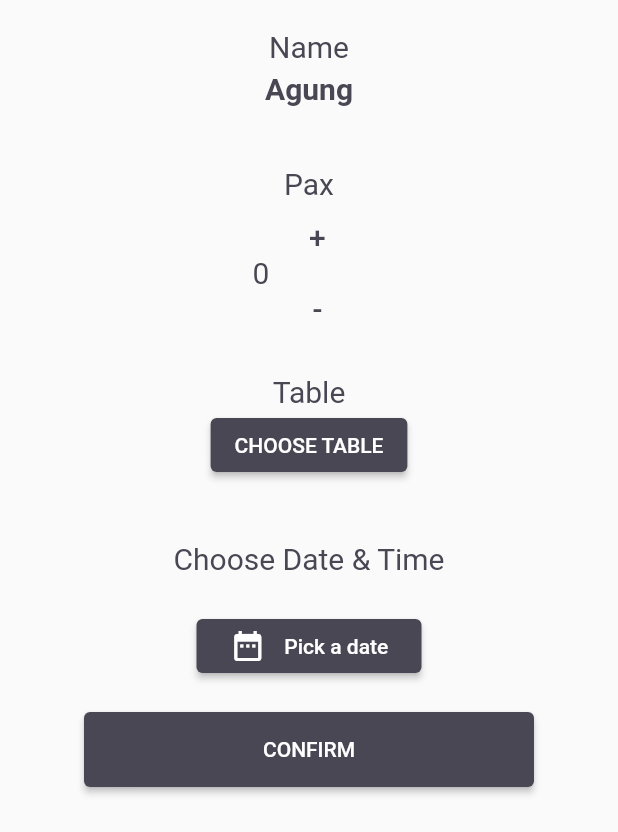
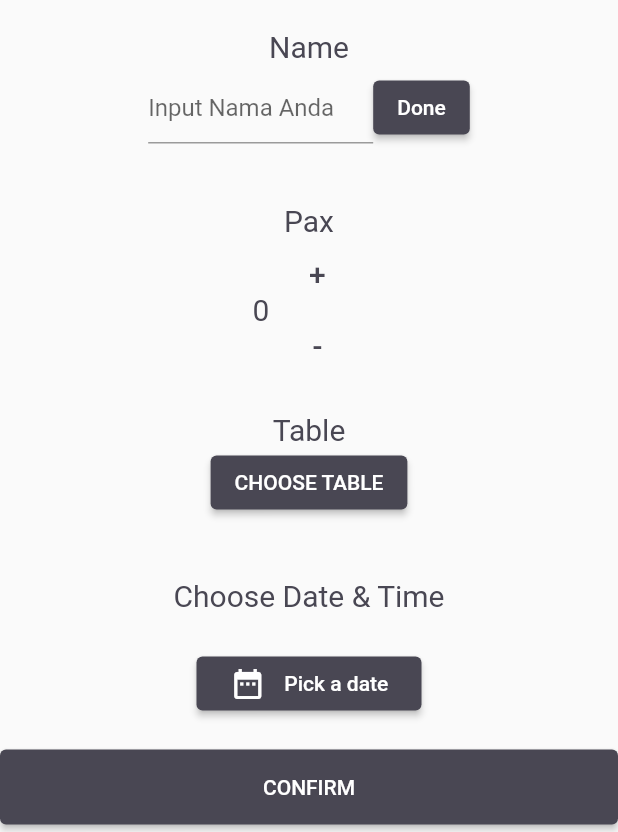
Before and after one commit to FerikHelix/vsing-bima, a Flutter app: the screen it shows after launch, on a phone screen of 412 x 824 dp, the part 404-1236 px from its top. Run offline on Flutter 3.47's test engine with Material 2 defaults, Android fonts, the phone set to English and light mode, and no system bars.

Commit message:
Implement all functionalty on detail_table

```diff
--- a/lib/pages/detail_table.dart
+++ b/lib/pages/detail_table.dart
@@ -29,10 +29,11 @@ class _TableDetailsState extends State<TableDetails> {
         ],
       ),
       body: Center(
-        child: Column(
+        child: ListView(
           children: [
             const Center(child: _VsingClubLogo()),
-            const Text(
+            Center(
+              child: const Text(
                 "Vsing Club",
                 style: TextStyle(
                   color: Color(primaryColor),
@@ -40,7 +41,9 @@ class _TableDetailsState extends State<TableDetails> {
                   fontWeight: FontWeight.w300,
                 ),
               ),
-            const Padding(
+            ),
+            Center(
+              child: const Padding(
                 padding: EdgeInsets.only(top: 20, bottom: 5),
                 child: Text(
                   "Name",
@@ -48,6 +51,7 @@ class _TableDetailsState extends State<TableDetails> {
                     color: Color(primaryColor),
                     fontSize: 20,
                     fontWeight: FontWeight.w400,
+                  ),
                 ),
               ),
             ),
@@ -110,21 +114,54 @@ class _VsingClubLogo extends StatelessWidget {
   }
 }
 
-class _userName extends StatelessWidget {
-  const _userName({
-    super.key,
-    this.username = "Agung",
-  });
-  final String username;
+class _userName extends StatefulWidget {
+  const _userName({super.key});
+
+  @override
+  State<_userName> createState() => _userNameState();
+}
+
+class _userNameState extends State<_userName> {
+  var userInputName = TextEditingController();
+  String name = "";
+  bool is_Input = false;
   @override
   Widget build(BuildContext context) {
-    return Text(
-      username,
+    return is_Input
+        ? Center(
+            child: Text(
+              name,
               style: const TextStyle(
                 color: Color(primaryColor),
                 fontSize: 20,
-        fontWeight: FontWeight.w600,
+                fontWeight: FontWeight.bold,
               ),
+            ),
+          )
+        : Row(
+            mainAxisAlignment: MainAxisAlignment.center,
+            children: [
+              Container(
+                width: 150,
+                child: TextFormField(
+                  decoration: InputDecoration(hintText: "Input Nama Anda"),
+                  controller: userInputName,
+                ),
+              ),
+              ElevatedButton(
+                onPressed: () {
+                  setState(() {
+                    name = userInputName.text;
+                    is_Input = true;
+                  });
+                },
+                style: const ButtonStyle(
+                  backgroundColor:
+                      MaterialStatePropertyAll<Color>(Color(primaryColor)),
+                ),
+                child: Text("Done"),
+              )
+            ],
           );
   }
 }
@@ -246,6 +283,7 @@ class _pickDate extends StatefulWidget {
 
 class __pickDateState extends State<_pickDate> {
   String datetime = "";
+
   @override
   Widget build(BuildContext context) {
     return Column(
@@ -258,24 +296,25 @@ class __pickDateState extends State<_pickDate> {
           ),
         ),
         Text(
-          datetime,
-          style: TextStyle(
+          datetime.toString(),
+          style: const TextStyle(
             color: Color(primaryColor),
             fontSize: 20,
           ),
         ),
-        Container(
+        SizedBox(
           width: 150,
           // height: 100,
           child: ElevatedButton(
-            onPressed: () {
-              setState(() {
-                datetime = showDatePicker(
+            onPressed: () async {
+              DateTime? datetimeRet = await showDatePicker(
                   context: context,
                   initialDate: DateTime.now(),
                   firstDate: DateTime(1950),
-                        lastDate: DateTime(2100))
-                    .toString();
+                  lastDate: DateTime(2100));
+              setState(() {
+                datetime =
+                    "${datetimeRet?.day}/${datetimeRet?.month}/${datetimeRet?.year} - ${DateTime.now().hour}:${DateTime.now().minute}";
               });
             },
             style: const ButtonStyle(
```
Also changed, not shown: lib/pages/detail_table copy.dart (deleted, +0 -283 lines). Lines whose indentation alone changed are shown as unchanged.
